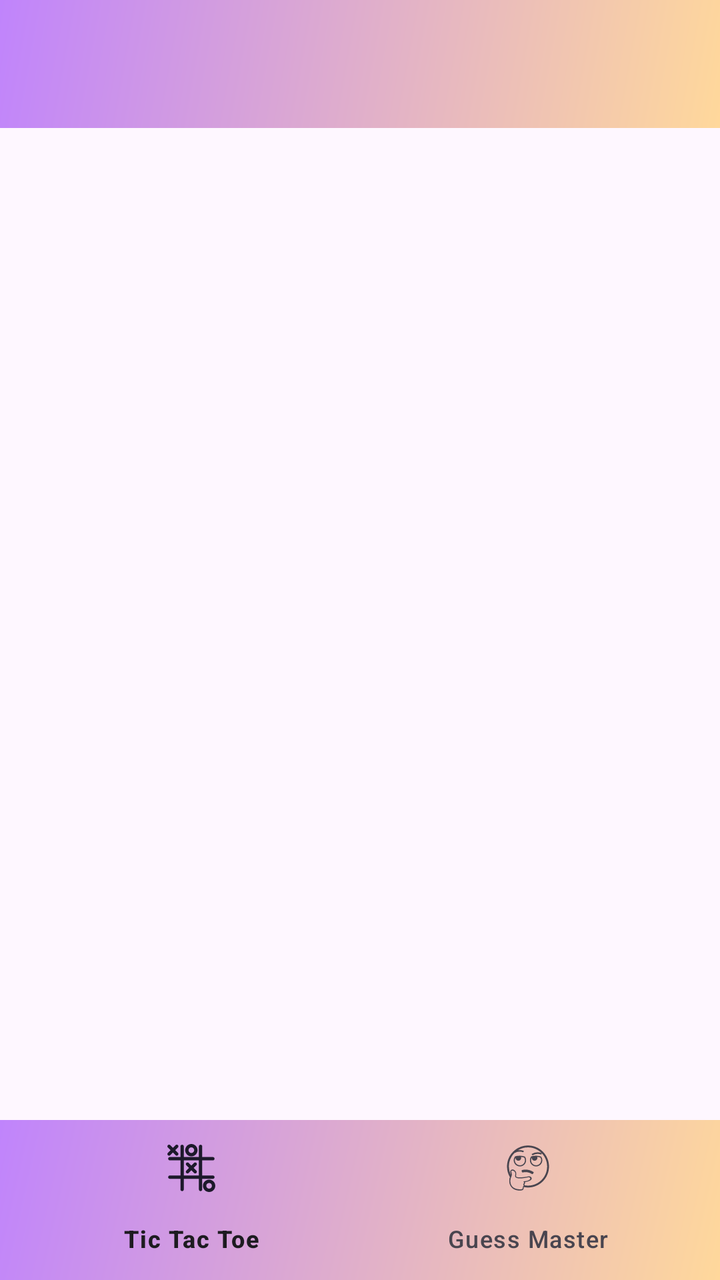
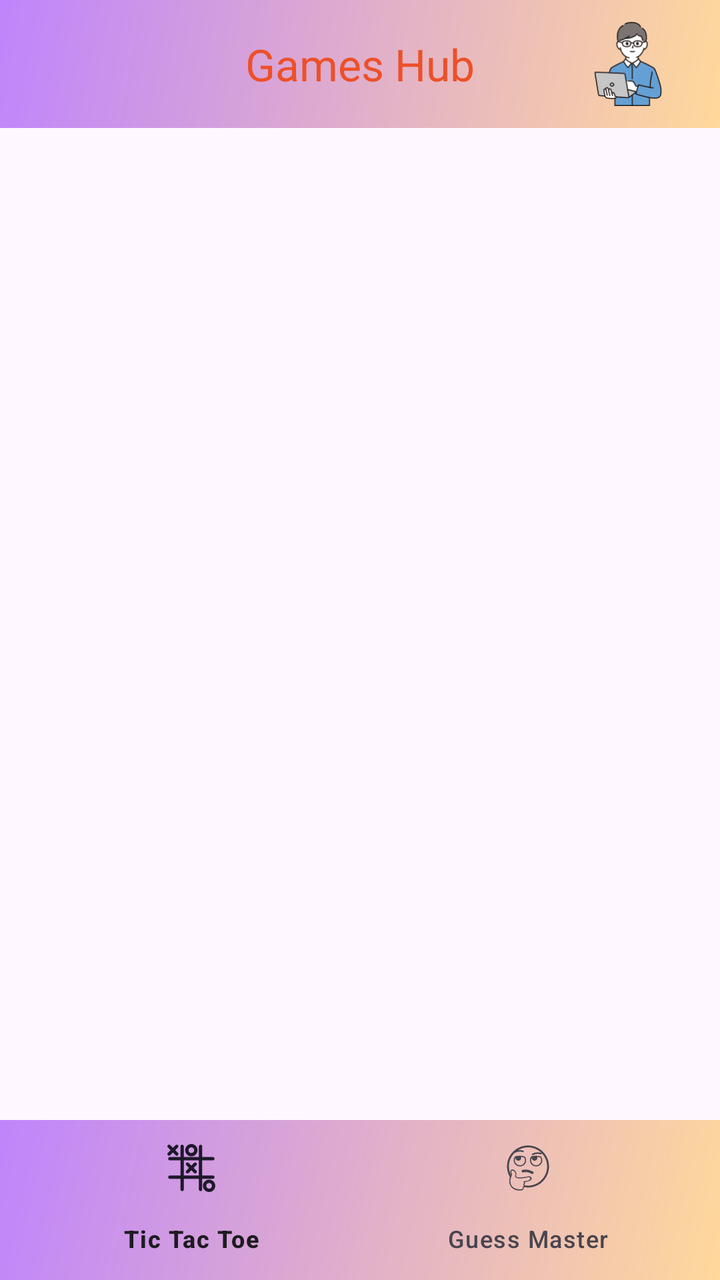

An Android layout rendered at two revisions. The XML below is the earlier revision; the diff shows what the commit changed to produce the second picture.
<!-- AndroidManifest.xml: application theme Theme.TicTacToe -->
<!-- res/layout/activity_main.xml -->
<?xml version="1.0" encoding="utf-8"?>
<androidx.constraintlayout.widget.ConstraintLayout xmlns:android="http://schemas.android.com/apk/res/android"
    xmlns:app="http://schemas.android.com/apk/res-auto"
    xmlns:tools="http://schemas.android.com/tools"
    android:id="@+id/main"
    android:layout_width="match_parent"
    android:layout_height="match_parent"
    android:orientation="vertical"
    tools:context=".MainActivity">

    <com.google.android.material.appbar.AppBarLayout
        android:id="@+id/appbar"
        android:layout_width="match_parent"
        android:layout_height="wrap_content"
        android:background="@drawable/bg_tick_tac_toe"
        app:layout_constraintTop_toTopOf="parent"
        app:layout_constraintStart_toStartOf="parent"
        app:layout_constraintEnd_toEndOf="parent">

        <com.google.android.material.appbar.MaterialToolbar
            android:layout_width="match_parent"
            android:layout_height="wrap_content">

            <com.google.android.material.appbar.MaterialToolbar
                android:id="@+id/toolbar"
                android:layout_width="wrap_content"
                android:layout_height="wrap_content"
                android:text="Games Hub"
                android:textColor="@color/black"
                android:textSize="22sp"
                android:fontFamily="@font/poppins_bold"
                android:layout_gravity="center"/>
        </com.google.android.material.appbar.MaterialToolbar>
    </com.google.android.material.appbar.AppBarLayout>

    <androidx.viewpager.widget.ViewPager
        android:id="@+id/viewPager"
        android:layout_width="match_parent"
        android:layout_height="0dp"
        app:layout_constraintTop_toBottomOf="@id/appbar"
        app:layout_constraintBottom_toTopOf="@id/bottomNavigation"
        app:layout_constraintStart_toStartOf="parent"
        app:layout_constraintEnd_toEndOf="parent"/>

    <com.google.android.material.bottomnavigation.BottomNavigationView
        android:id="@+id/bottomNavigation"
        android:layout_width="match_parent"
        android:layout_height="wrap_content"
        app:menu="@menu/bottom_nav"
        android:background="@drawable/bg_tick_tac_toe"
        app:layout_constraintBottom_toBottomOf="parent"
        app:layout_constraintStart_toStartOf="parent"
        app:layout_constraintEnd_toEndOf="parent" />
</androidx.constraintlayout.widget.ConstraintLayout>
<!-- resources referenced by this layout -->
<resources>
  <color name="black">#FF000000</color>
  <!-- drawable bg_tick_tac_toe (drawable) -->
  <?xml version="1.0" encoding="utf-8"?>
  <shape
      android:shape="rectangle"
      xmlns:android="http://schemas.android.com/apk/res/android">
      <gradient
          android:type="linear"
          android:startColor="#FFD89B"
          android:endColor="#C084FC"
          android:angle="135"/>
  </shape>
  <style name="Theme.TicTacToe" parent="Base.Theme.TicTacToe" />
  <style name="Base.Theme.TicTacToe" parent="Theme.Material3.DayNight.NoActionBar">
          
          
      </style>
</resources>

<!-- the commit's change to res/layout/activity_main.xml (unified diff, before → after) -->
@@ -21,15 +21,22 @@
             android:layout_width="match_parent"
             android:layout_height="wrap_content">
 
-            <com.google.android.material.appbar.MaterialToolbar
-                android:id="@+id/toolbar"
+            <TextView
                 android:layout_width="wrap_content"
                 android:layout_height="wrap_content"
-                android:text="Games Hub"
-                android:textColor="@color/black"
+                android:text="@string/app_name"
+                android:textColor="#ED5029"
                 android:textSize="22sp"
                 android:fontFamily="@font/poppins_bold"
                 android:layout_gravity="center"/>
+
+            <ImageView
+                android:id="@+id/ivContactDev"
+                android:layout_width="42dp"
+                android:layout_height="42dp"
+                android:src="@drawable/ic_programer"
+                android:layout_gravity="end"
+                android:layout_marginEnd="25dp"/>
         </com.google.android.material.appbar.MaterialToolbar>
     </com.google.android.material.appbar.AppBarLayout>
 
<!-- resource entries referenced after the edit -->
@@ -1,6 +1,5 @@
 <!-- resources referenced by this layout -->
 <resources>
-  <color name="black">#FF000000</color>
   <!-- drawable bg_tick_tac_toe (drawable) -->
   <?xml version="1.0" encoding="utf-8"?>
   <shape
@@ -12,6 +11,8 @@
           android:endColor="#C084FC"
           android:angle="135"/>
   </shape>
+  <!-- drawable ic_programer: vector/xml drawable (drawable, 28207 chars, omitted) -->
+  <string name="app_name">Games Hub</string>
   <style name="Theme.TicTacToe" parent="Base.Theme.TicTacToe" />
   <style name="Base.Theme.TicTacToe" parent="Theme.Material3.DayNight.NoActionBar">
           
